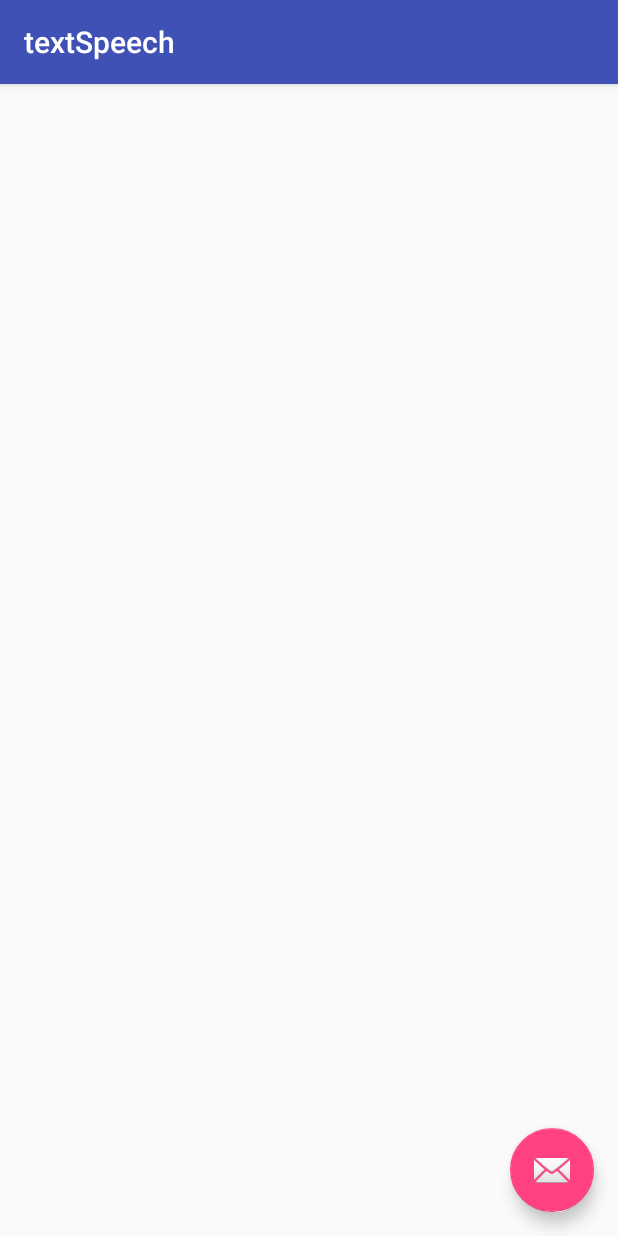
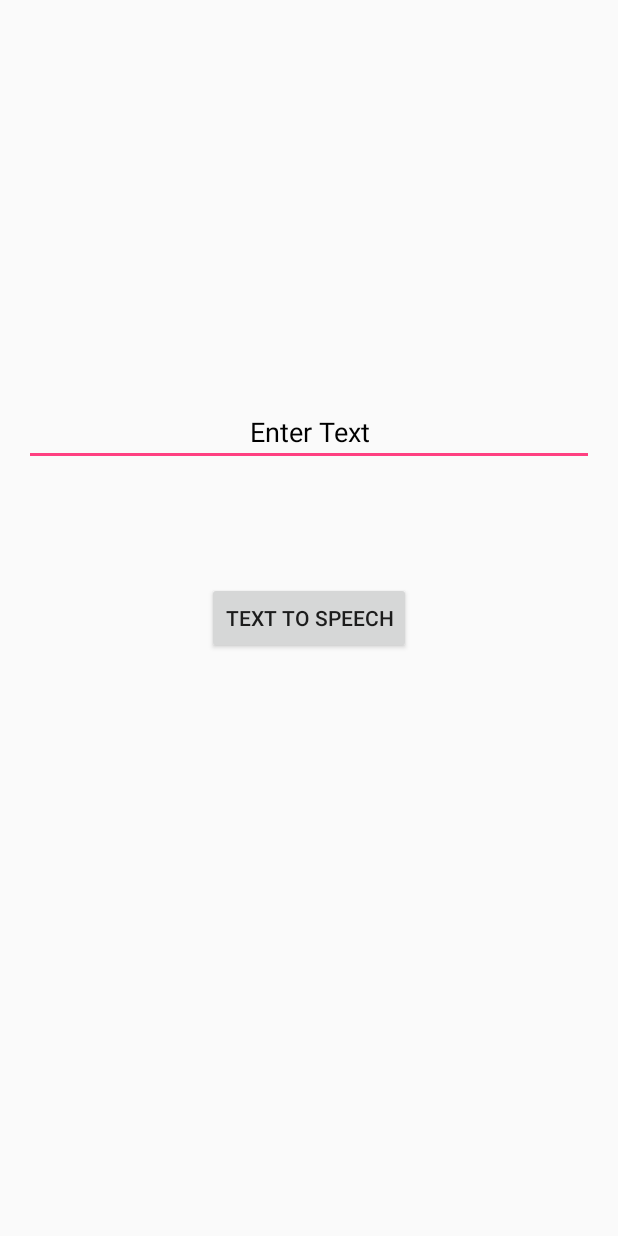
Before and after one commit to Darshilpatel/bio-innovations, an Android app: the textSpeech screen opened directly, with no data from a screen before it, on a phone screen of 412 x 824 dp. Run offline under Robolectric (Android 15) with nearby library versions, the phone set to English and light mode, and no system bars; 3 statements that could not run were skipped.

Commit message:
textToSpeech UI

```diff
--- a/app/src/main/java/com/darshilpatel/bioinnovations/textSpeech.java
+++ b/app/src/main/java/com/darshilpatel/bioinnovations/textSpeech.java
@@ -26,4 +26,5 @@ public class textSpeech extends AppCompatActivity {
         });
     }
 
+
 }
--- a/app/src/main/res/layout/activity_text_speech.xml
+++ b/app/src/main/res/layout/activity_text_speech.xml
@@ -1,34 +1,39 @@
-<?xml version="1.0" encoding="utf-8"?>
-<android.support.design.widget.CoordinatorLayout xmlns:android="http://schemas.android.com/apk/res/android"
-    xmlns:app="http://schemas.android.com/apk/res-auto"
-    xmlns:tools="http://schemas.android.com/tools"
-    android:layout_width="match_parent"
-    android:layout_height="match_parent"
-    android:fitsSystemWindows="true"
-    tools:context="com.darshilpatel.bioinnovations.textSpeech">
+<RelativeLayout xmlns:android="http://schemas.android.com/apk/res/android"
+    xmlns:tools="http://schemas.android.com/tools" android:layout_width="match_parent"
+    android:layout_height="match_parent" android:paddingLeft="@dimen/activity_horizontal_margin"
+    android:paddingRight="@dimen/activity_horizontal_margin"
+    android:paddingTop="@dimen/activity_vertical_margin"
+    android:paddingBottom="@dimen/activity_vertical_margin"
+    tools:context=".MainActivity"
+    android:transitionGroup="true">
 
-    <android.support.design.widget.AppBarLayout
-        android:layout_width="match_parent"
-        android:layout_height="wrap_content"
-        android:theme="@style/AppTheme.AppBarOverlay">
-
-        <android.support.v7.widget.Toolbar
-            android:id="@+id/toolbar"
-            android:layout_width="match_parent"
-            android:layout_height="?attr/actionBarSize"
-            android:background="?attr/colorPrimary"
-            app:popupTheme="@style/AppTheme.PopupOverlay" />
-
-    </android.support.design.widget.AppBarLayout>
-
-    <include layout="@layout/content_text_speech" />
-
-    <android.support.design.widget.FloatingActionButton
-        android:id="@+id/fab"
+    <ImageView
         android:layout_width="wrap_content"
         android:layout_height="wrap_content"
-        android:layout_gravity="bottom|end"
-        android:layout_margin="@dimen/fab_margin"
-        android:src="@android:drawable/ic_dialog_email" />
+        android:id="@+id/imageView"
 
-</android.support.design.widget.CoordinatorLayout>
+        android:layout_centerHorizontal="true"
+        android:theme="@style/Base.TextAppearance.AppCompat" />
+
+    <EditText
+        android:layout_width="wrap_content"
+        android:layout_height="wrap_content"
+        android:id="@+id/editText"
+        android:hint="Enter Text"
+        android:textColor="#000000"
+        android:textColorHint="#000000"
+        android:textAlignment="center"
+        android:layout_above="@+id/button"
+        android:layout_alignParentStart="true"
+        android:layout_marginBottom="77dp"
+        android:layout_alignParentEnd="true" />
+
+    <Button
+        android:layout_width="wrap_content"
+        android:layout_height="wrap_content"
+        android:text="Text to Speech"
+        android:id="@+id/button"
+        android:layout_centerVertical="true"
+        android:layout_centerHorizontal="true" />
+
+</RelativeLayout>
```
